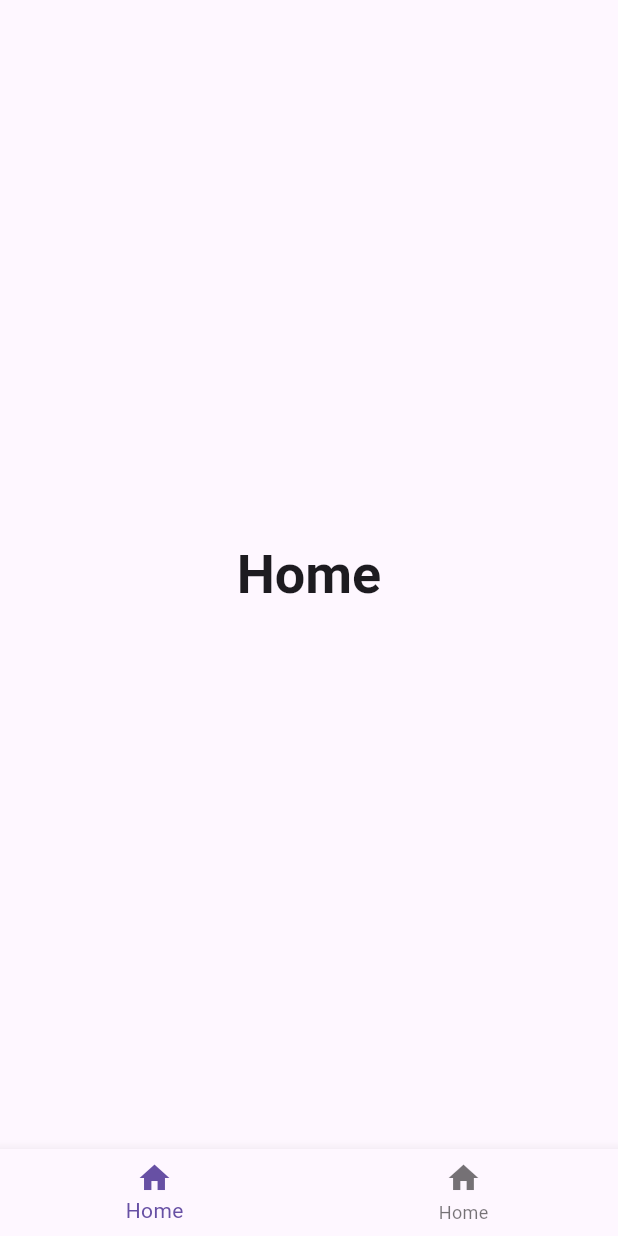
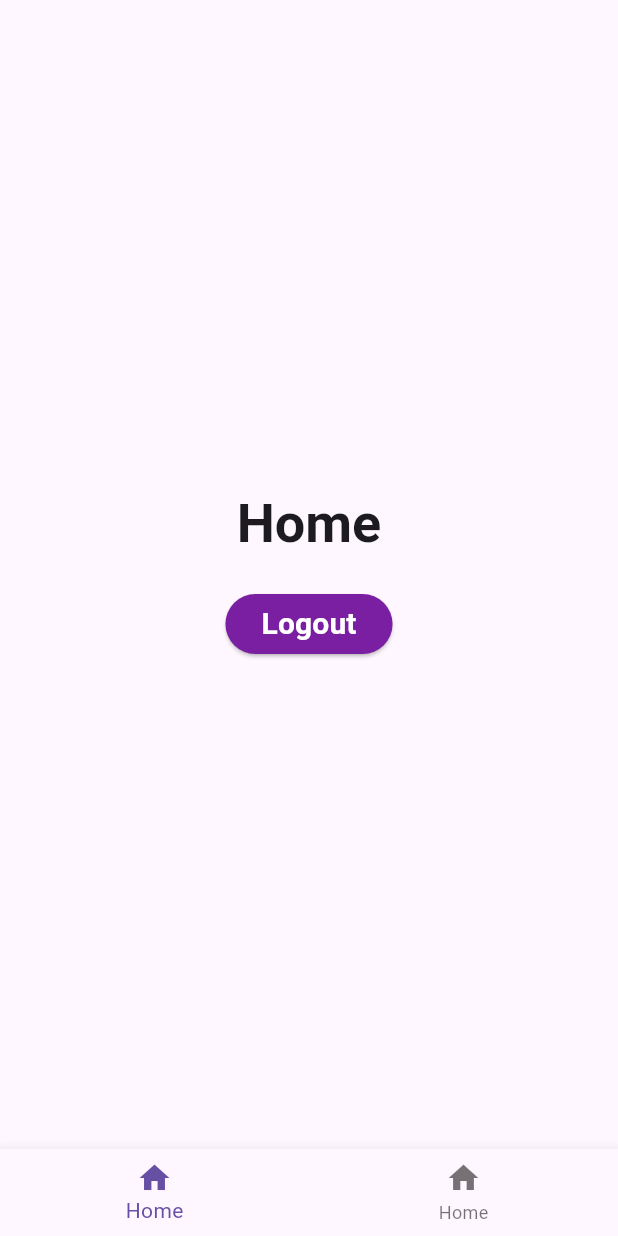
Before and after one commit to Zyttal/Mad3-Submission-1---Calimpon-Tumamak, a Flutter app: the HomeScreen screen opened by its route, on a phone screen of 412 x 824 dp. Run offline on Flutter 3.47's test engine with Material 3 defaults, Android fonts, the phone set to English and light mode, and no system bars; our stand-ins replace form_field_validator, get_it, go_router, shared_preferences; accounts and stored records are empty.

Commit message:
Persist AuthKey credentials through sessions - auth_controller was added with the functionality to delete the _authkey and setting the state back to unauthenticated if the user attempts to log out

```diff
--- a/lib/controller/auth_controller.dart
+++ b/lib/controller/auth_controller.dart
@@ -50,6 +50,15 @@ class AuthController with ChangeNotifier {
 
     print('Loaded auth state: $_state');
   }
+
+  Future<void> logout() async {
+    state = AuthState.unauthenticated;
+    SharedPreferences prefs = await SharedPreferences.getInstance();
+    await prefs.remove(_authKey);
+    notifyListeners();
+
+    print("User should be directed back to the Login Screen");
+  }
 }
 
 class SimulatedAPI {
--- a/lib/screens/home_screen.dart
+++ b/lib/screens/home_screen.dart
@@ -1,5 +1,6 @@
 import 'package:flutter/material.dart';
 import 'package:go_router/go_router.dart';
+import 'package:gorouter_and_sessions_activity/controller/auth_controller.dart';
 import 'package:gorouter_and_sessions_activity/routes.dart';
 
 class HomeScreen extends StatelessWidget {
@@ -17,6 +18,45 @@ class HomeScreen extends StatelessWidget {
               "Home",
               style: Theme.of(context).textTheme.titleLarge,
             ),
+            SizedBox(
+              height: 20,
+            ),
+            Row(
+              crossAxisAlignment: CrossAxisAlignment.center,
+              mainAxisAlignment: MainAxisAlignment.center,
+              children: [
+                ElevatedButton(
+                  onPressed: () async {
+                    await AuthController.I.logout();
+                  },
+                  style: ButtonStyle(
+                    backgroundColor: WidgetStateProperty.resolveWith<Color>(
+                      (Set<WidgetState> states) {
+                        // Set background color based on the button state
+                        if (states.contains(WidgetState.pressed)) {
+                          return Colors.purple.shade500; // Color when pressed
+                        } else if (states.contains(WidgetState.disabled)) {
+                          return Colors.grey;
+                        }
+                        return Colors.purple.shade700;
+                      },
+                    ),
+                    foregroundColor: WidgetStateProperty.resolveWith<Color>(
+                      (Set<WidgetState> states) {
+                        if (states.contains(WidgetState.disabled)) {
+                          return Colors.grey;
+                        }
+                        return Colors.white;
+                      },
+                    ),
+                  ),
+                  child: const Text(
+                    "Logout",
+                    style: TextStyle(fontSize: 20, fontWeight: FontWeight.bold),
+                  ),
+                )
+              ],
+            )
           ],
         ),
       ),
```
